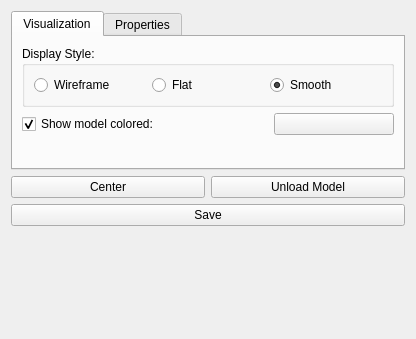
This is gorgon/gui/explorer/common/common.ui in GorgonCryoEM/Gorgon as Qt 5 draws it before an edit. The edited form follows.
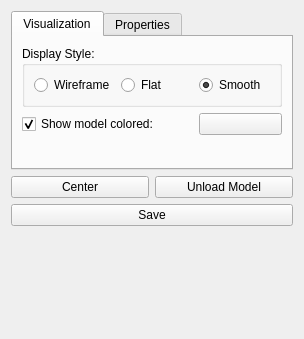
This is the edited form. Custom widgets are drawn as their Qt base class.

Commit message: resize: reduce width and span columns

What changed in the file:
```diff
--- a/gorgon/gui/explorer/common/common.ui
+++ b/gorgon/gui/explorer/common/common.ui
@@ -6,7 +6,7 @@
    <rect>
     <x>0</x>
     <y>0</y>
-    <width>416</width>
+    <width>304</width>
     <height>339</height>
    </rect>
   </property>
```
Left out of the diff: 6 changed lines with no effect on the pictures. The commit also changes 1 other file.
